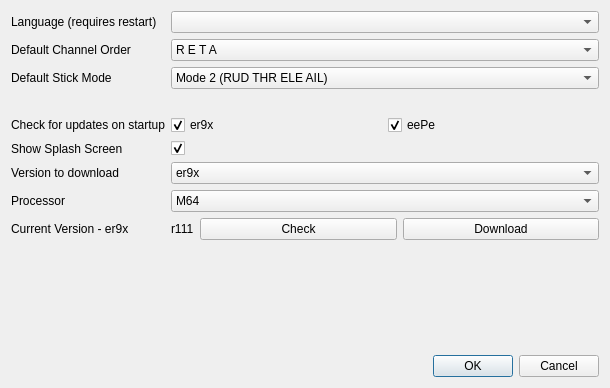
Old version of the form src/preferencesdialog.ui in the repository xhorizont/eepe.
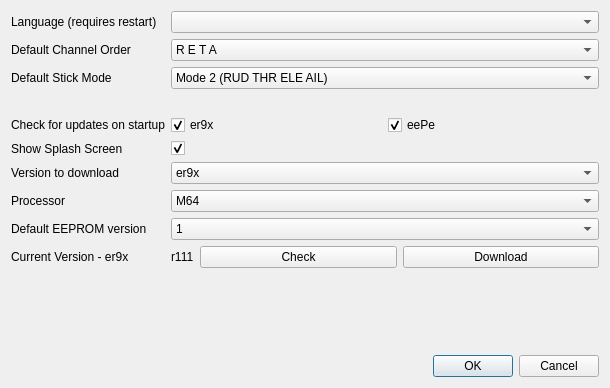
New version of the form. Icons and pictures are not drawn.

```diff
--- a/src/preferencesdialog.ui
+++ b/src/preferencesdialog.ui
@@ -132,7 +132,7 @@
      </item>
     </widget>
    </item>
-   <item row="9" column="1">
+   <item row="10" column="1">
     <spacer name="verticalSpacer">
      <property name="orientation">
       <enum>Qt::Vertical</enum>
@@ -145,7 +145,7 @@
      </property>
     </spacer>
    </item>
-   <item row="10" column="1">
+   <item row="11" column="1">
     <widget class="QDialogButtonBox" name="buttonBox">
      <property name="orientation">
       <enum>Qt::Horizontal</enum>
@@ -362,7 +362,7 @@
      </property>
     </spacer>
    </item>
-   <item row="8" column="1">
+   <item row="9" column="1">
     <layout class="QGridLayout" name="gridLayout_3" columnstretch="0,10,10" columnminimumwidth="0,0,0">
      <item row="0" column="2">
       <widget class="QPushButton" name="er9x_dnld">
@@ -387,7 +387,7 @@
      </item>
     </layout>
    </item>
-   <item row="8" column="0">
+   <item row="9" column="0">
     <widget class="QLabel" name="label_5">
      <property name="text">
       <string>Current Version - er9x</string>
@@ -425,6 +425,37 @@
      </property>
     </widget>
    </item>
+   <item row="8" column="1">
+    <widget class="QComboBox" name="DefaultVersionCB">
+     <item>
+      <property name="text">
+       <string>1</string>
+      </property>
+     </item>
+     <item>
+      <property name="text">
+       <string>2</string>
+      </property>
+     </item>
+     <item>
+      <property name="text">
+       <string>3</string>
+      </property>
+     </item>
+     <item>
+      <property name="text">
+       <string>4</string>
+      </property>
+     </item>
+    </widget>
+   </item>
+   <item row="8" column="0">
+    <widget class="QLabel" name="label_7">
+     <property name="text">
+      <string>Default EEPROM version</string>
+     </property>
+    </widget>
+   </item>
   </layout>
  </widget>
  <resources>
```
